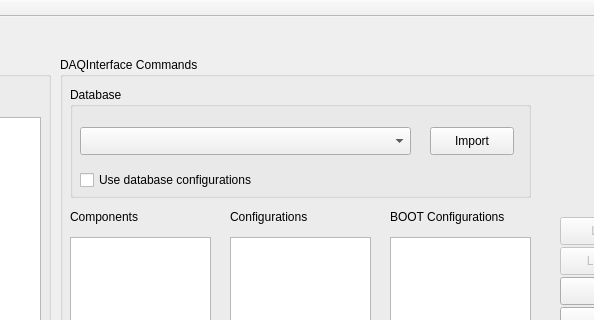
The window that artdaq-runcontrol/mainwindow.ui (ikatza/ArtDaq-RunControl-GUI) describes before a commit, drawn with Qt 5; both pictures show x 340 to 934 and y 0 to 320 of the 1086 by 573 pixel window.
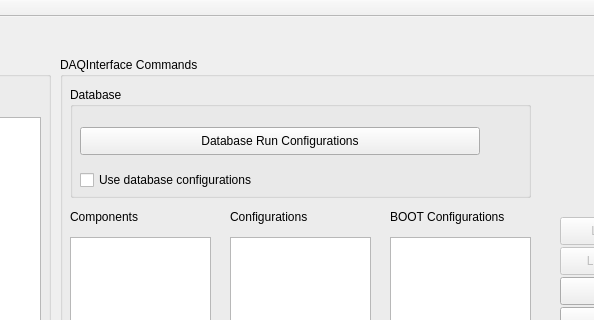
The same window after the commit.

Commit message: Remove DB combo box and other old DB code

```diff
--- a/artdaq-runcontrol/mainwindow.ui
+++ b/artdaq-runcontrol/mainwindow.ui
@@ -344,29 +344,21 @@
      <property name="title">
       <string>Database</string>
      </property>
-     <widget class="QComboBox" name="comboDBConfigurations">
+
+     <widget class="QPushButton" name="bListDatabaseRunConfigurations">
       <property name="geometry">
        <rect>
         <x>10</x>
         <y>40</y>
-        <width>331</width>
-        <height>28</height>
-       </rect>
-      </property>
-     </widget>
-     <widget class="QPushButton" name="bImportFromDatabase">
-      <property name="geometry">
-       <rect>
-        <x>360</x>
-        <y>40</y>
-        <width>84</width>
+                 <width>400</width>
         <height>28</height>
        </rect>
       </property>
       <property name="text">
-       <string>Import</string>
+             <string>Database Run Configurations</string>
       </property>
      </widget>
+
      <widget class="QCheckBox" name="checkBoxDatabase">
       <property name="geometry">
        <rect>
```
Lines whose indentation alone changed are shown as unchanged. The commit also changes 9 other files.
